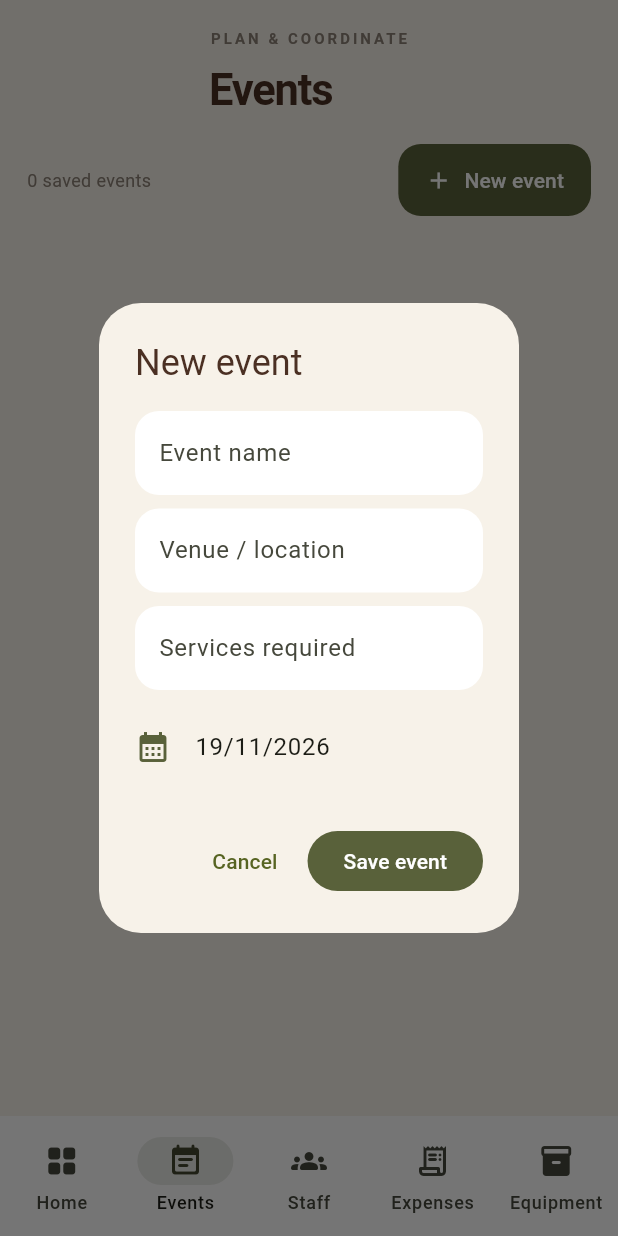
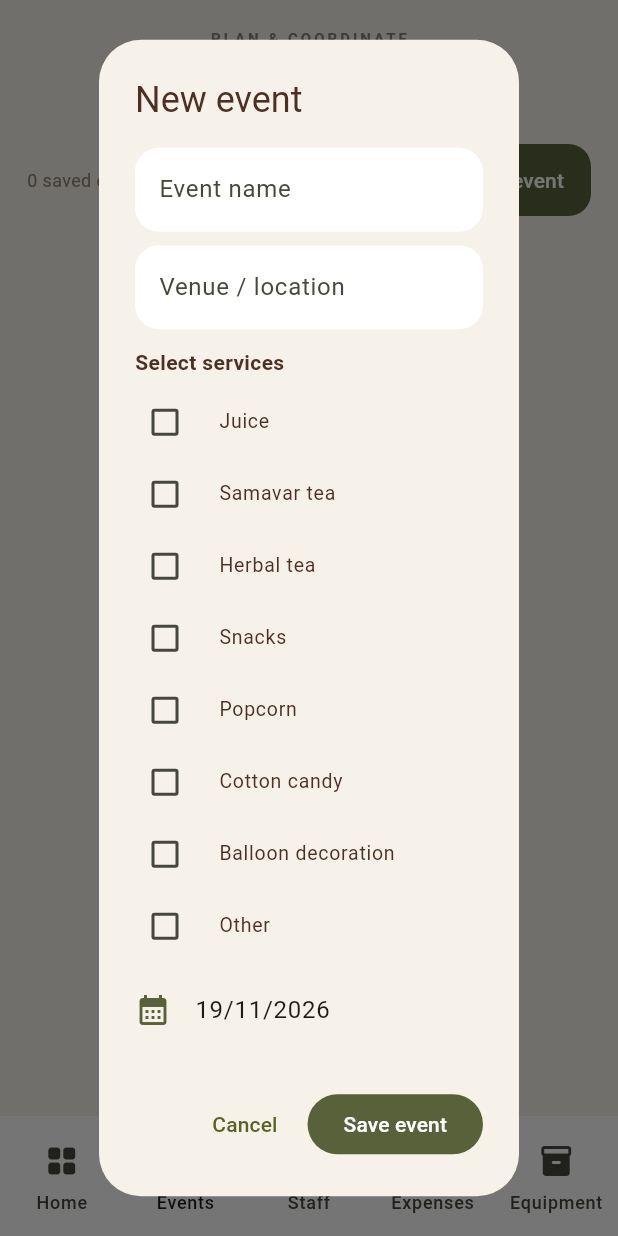
Before and after one commit to muhdsabith/hena-catering-flutter, a Flutter app: the screen it shows after launch, after a tap on "View events →", after a tap on "New event", on a phone screen of 412 x 824 dp. Run offline on Flutter 3.47's test engine with Material 3 defaults, Android fonts, the phone set to English and light mode, and no system bars; our stand-ins replace shared_preferences.

Commit message:
Use checkbox selections for event services

```diff
--- a/lib/main.dart
+++ b/lib/main.dart
@@ -309,19 +309,29 @@ Future<void> _simpleDialog(BuildContext context,String title,String hint,String
   ));
 }
 Future<void> _eventDialog(BuildContext context,ValueChanged<Map<String,dynamic>> onSubmit) async {
-  final name=TextEditingController(),location=TextEditingController(),services=TextEditingController();
+  final name=TextEditingController(),location=TextEditingController();
+  const serviceOptions=['Juice','Samavar tea','Herbal tea','Snacks','Popcorn','Cotton candy','Balloon decoration','Other'];
+  final selectedServices=<String>{};
   DateTime date=DateTime.now();
   await showDialog(context:context,builder:(ctx)=>StatefulBuilder(builder:(ctx,setD)=>AlertDialog(
     backgroundColor:cream,title:const Text('New event',style:TextStyle(color:coffee)),
     content:SingleChildScrollView(child:Column(mainAxisSize:MainAxisSize.min,children:[
       TextField(controller:name,decoration:const InputDecoration(hintText:'Event name')),
       const SizedBox(height:9),TextField(controller:location,decoration:const InputDecoration(hintText:'Venue / location')),
-      const SizedBox(height:9),TextField(controller:services,decoration:const InputDecoration(hintText:'Services required')),
-      const SizedBox(height:10),ListTile(contentPadding:EdgeInsets.zero,leading:const Icon(Icons.calendar_month,color:olive),title:Text('${date.day}/${date.month}/${date.year}'),onTap:()async{final d=await showDatePicker(context:ctx,firstDate:DateTime(2020),lastDate:DateTime(2100),initialDate:date);if(d!=null)setD(()=>date=d);}),
+      const SizedBox(height:12),
+      const Align(alignment:Alignment.centerLeft,child:Text('Select services',style:TextStyle(color:coffee,fontWeight:FontWeight.w700))),
+      const SizedBox(height:6),
+      ...serviceOptions.map((service)=>CheckboxListTile(
+        dense:true,contentPadding:EdgeInsets.zero,controlAffinity:ListTileControlAffinity.leading,
+        activeColor:olive,value:selectedServices.contains(service),
+        title:Text(service,style:const TextStyle(color:coffee,fontSize:13)),
+        onChanged:(checked)=>setD((){if(checked==true){selectedServices.add(service);}else{selectedServices.remove(service);}}),
+      )),
+      const SizedBox(height:4),ListTile(contentPadding:EdgeInsets.zero,leading:const Icon(Icons.calendar_month,color:olive),title:Text('${date.day}/${date.month}/${date.year}'),onTap:()async{final d=await showDatePicker(context:ctx,firstDate:DateTime(2020),lastDate:DateTime(2100),initialDate:date);if(d!=null)setD(()=>date=d);}),
     ])),
     actions:[TextButton(onPressed:()=>Navigator.pop(ctx),child:const Text('Cancel')),FilledButton(style:FilledButton.styleFrom(backgroundColor:olive),onPressed:(){
       if(name.text.trim().isEmpty)return;
-      onSubmit({'id':DateTime.now().microsecondsSinceEpoch.toString(),'name':name.text.trim(),'location':location.text.trim(),'services':services.text.trim(),'date':date.toIso8601String().substring(0,10),'staffAssignments':[],'expenses':[]});
+      onSubmit({'id':DateTime.now().microsecondsSinceEpoch.toString(),'name':name.text.trim(),'location':location.text.trim(),'services':selectedServices.join(', '),'date':date.toIso8601String().substring(0,10),'staffAssignments':[],'expenses':[]});
       Navigator.pop(ctx);
     },child:const Text('Save event'))],
   )));
```
